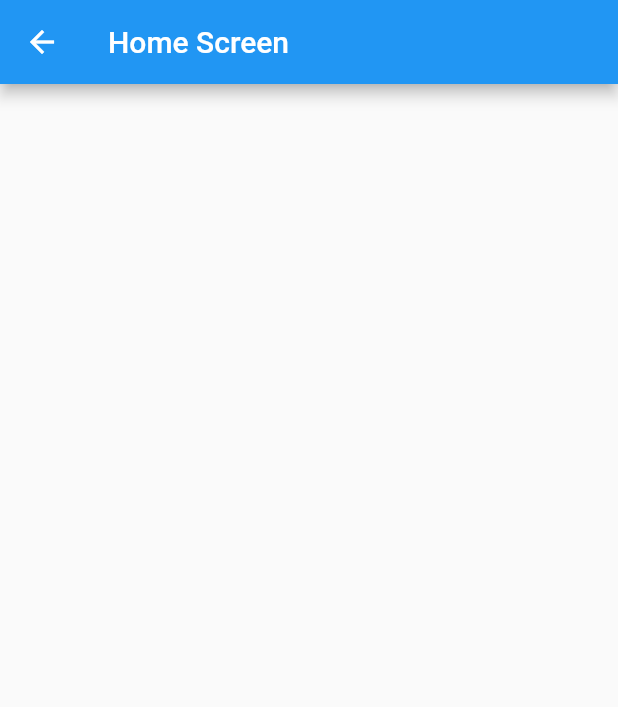
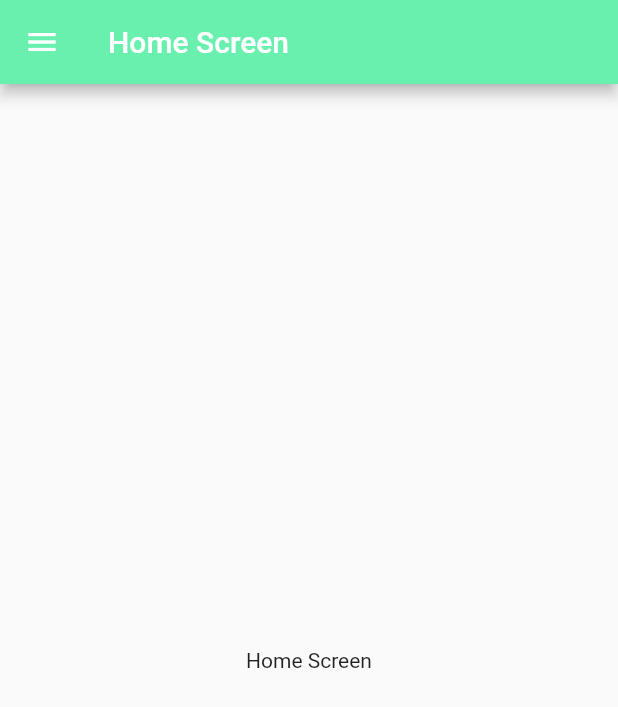
Before and after one commit to prabhunath111/jrh, a Flutter app: the HomeScreen screen opened by its route, on a phone screen of 412 x 824 dp. Shown: the top 707 px of the screen. Run offline on Flutter 3.47's test engine with Material 2 defaults, Android fonts, the phone set to English and light mode, and no system bars.

```diff
--- a/lib/screens/home/home.dart
+++ b/lib/screens/home/home.dart
@@ -1,4 +1,5 @@
 import 'package:flutter/material.dart';
+import 'package:jrh_innoventure/styles/colors.dart';
 
 class HomeScreen extends StatefulWidget {
   @override
@@ -9,9 +10,18 @@ class _HomeScreenState extends State<HomeScreen> {
   @override
   Widget build(BuildContext context) {
     return Scaffold(
+      drawer: Drawer(),
       appBar: AppBar(
         title: Text(
             'Home Screen'
+        ),
+        backgroundColor: secondary,
+      ),
+      body: SafeArea(
+        child: Center(
+          child: Text(
+            'Home Screen'
+          ),
         ),
       ),
     );
```
